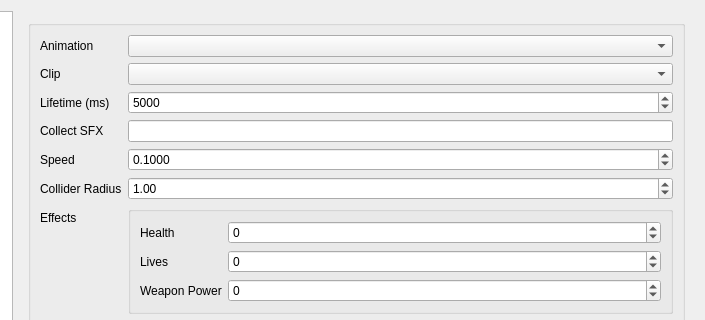
This is tools/def_editor/ui/collectables.ui in aleios/SpaceProjectDreamcast as Qt 5 draws it before an edit; both pictures show x 254 to 959 and y 0 to 320 of the 959 by 666 pixel window. The edited form follows.
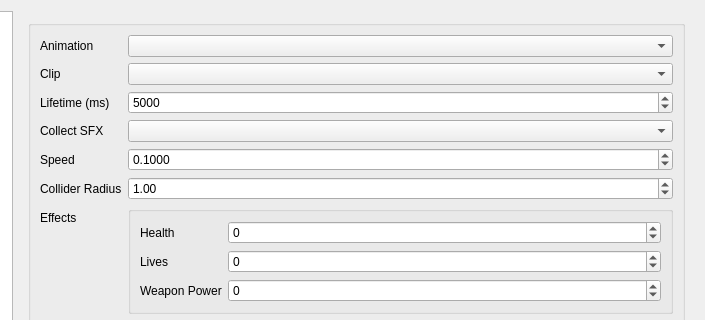
This is the edited form.

Commit message: feat: Load music and sfx into editor feat: Comboboxes for music and sfx feat: Add ability to have sounds play for emitter fire, projectile hit, and collectable pickup. feat: Optional value proxy for combo boxes. fix: Check for valid key before loading sound effect.

```diff
--- a/tools/def_editor/ui/collectables.ui
+++ b/tools/def_editor/ui/collectables.ui
@@ -169,9 +169,6 @@
             </property>
            </widget>
           </item>
-          <item row="3" column="1">
-           <widget class="QLineEdit" name="tbSFX"/>
-          </item>
           <item row="5" column="0">
            <widget class="QLabel" name="label_10">
             <property name="text">
@@ -209,6 +206,9 @@
             </property>
            </widget>
           </item>
+          <item row="3" column="1">
+           <widget class="QComboBox" name="cbSFX"/>
+          </item>
          </layout>
         </widget>
        </item>
```
The commit also changes 48 other files.
